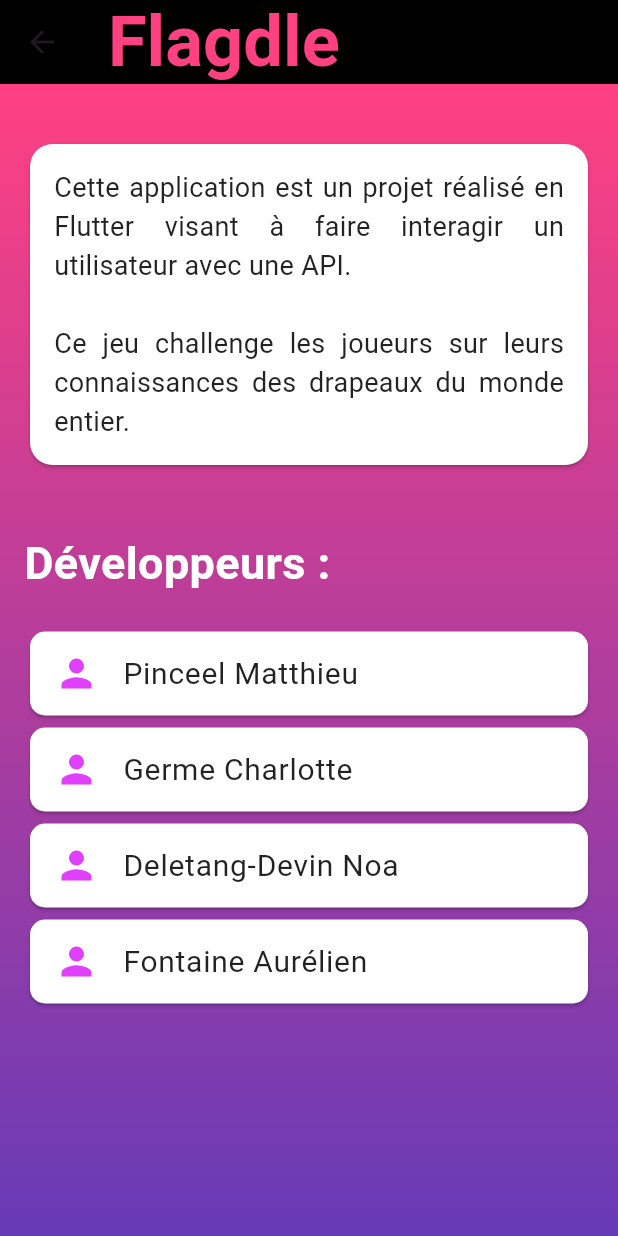
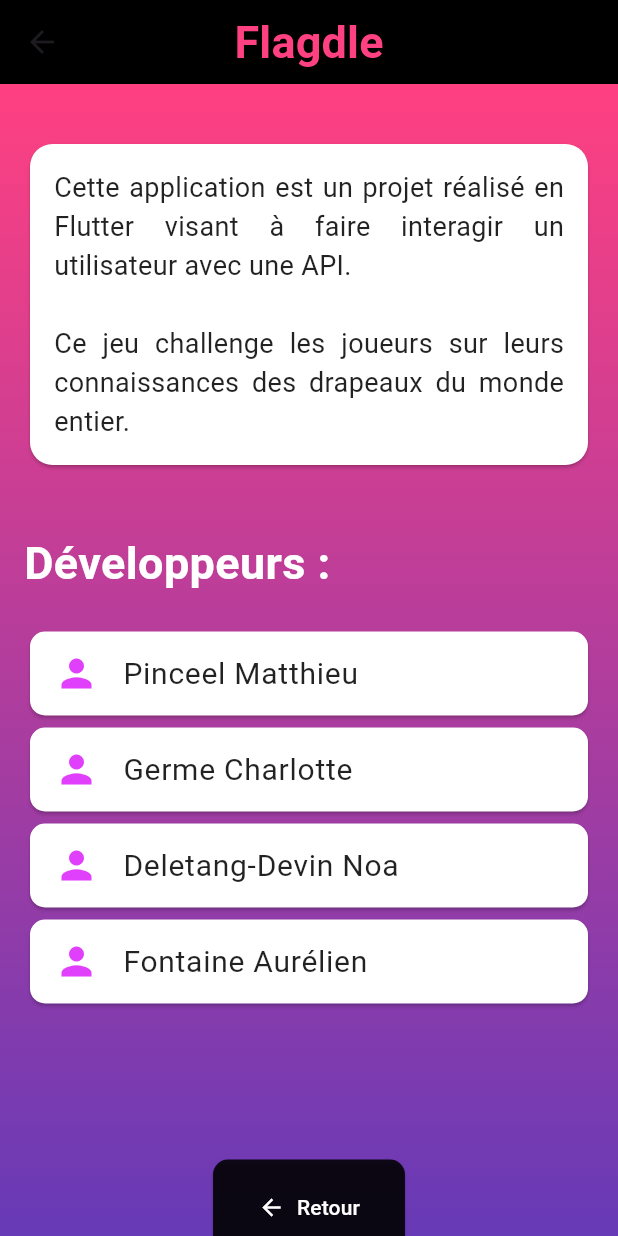
Before and after one commit to chharlote/flagdle, a Flutter app: the Credit screen opened directly, on a phone screen of 412 x 824 dp. Run offline on Flutter 3.47's test engine with Material 3 defaults, Android fonts, the phone set to English and light mode, and no system bars.

Commit message:
ajout du retour au menu appBar + ajout d'un bouton retour dans credit

```diff
--- a/lib/appBar.dart
+++ b/lib/appBar.dart
@@ -1,4 +1,5 @@
 import 'package:flutter/material.dart';
+import 'homePage.dart';
 
 class CustomAppBar extends StatelessWidget implements PreferredSizeWidget {
   const CustomAppBar({super.key});
@@ -6,19 +7,25 @@
   @override
   Widget build(BuildContext context) {
     return AppBar(
-      title: const Text(
-        'Flagdle',
-        textAlign: TextAlign.center,
-        style: TextStyle(
-          color: Colors.pinkAccent,
-          fontSize: 47,
-          fontWeight: FontWeight.bold,
+      centerTitle: true,
+      title: TextButton(
+        onPressed: () {
+          Navigator.pushReplacement(
+            context,
+            MaterialPageRoute(builder: (context) => const HomePage()),
+          );
+        },
+        child: const Text(
+          'Flagdle',
+          style: TextStyle(
+            color: Colors.pinkAccent,
+            fontSize: 30,
+            fontWeight: FontWeight.bold,
+          ),
         ),
       ),
-
       backgroundColor: Colors.black,
     );
-
   }
 
   @override
--- a/lib/credit.dart
+++ b/lib/credit.dart
@@ -1,3 +1,4 @@
+import 'package:daltons/homePage.dart';
 import 'package:flutter/material.dart';
 import 'appBar.dart';
 
@@ -53,8 +54,28 @@
               buildNomDevs('Deletang-Devin Noa'),
               buildNomDevs('Fontaine Aurélien'),
 
-              const SizedBox(height: 40),
+              const SizedBox(height: 100),
 
+              Center(
+                child: ElevatedButton.icon(
+                  onPressed: () {
+                    Navigator.pushReplacement(
+                      context,
+                      MaterialPageRoute(builder: (context) => const HomePage()),
+                    );
+                  },
+
+                  icon: const Icon(Icons.arrow_back, color: Colors.white),
+                  label: const Text('Retour', style: TextStyle(color: Colors.white)),
+                  style: ElevatedButton.styleFrom(
+                    backgroundColor: Colors.black87,
+                    padding: const EdgeInsets.symmetric(horizontal: 30, vertical: 22),
+                    shape: RoundedRectangleBorder(
+                      borderRadius: BorderRadius.circular(10),
+                    ),
+                  ),
+                ),
+              ),
             ],
           ),
         ),
```
